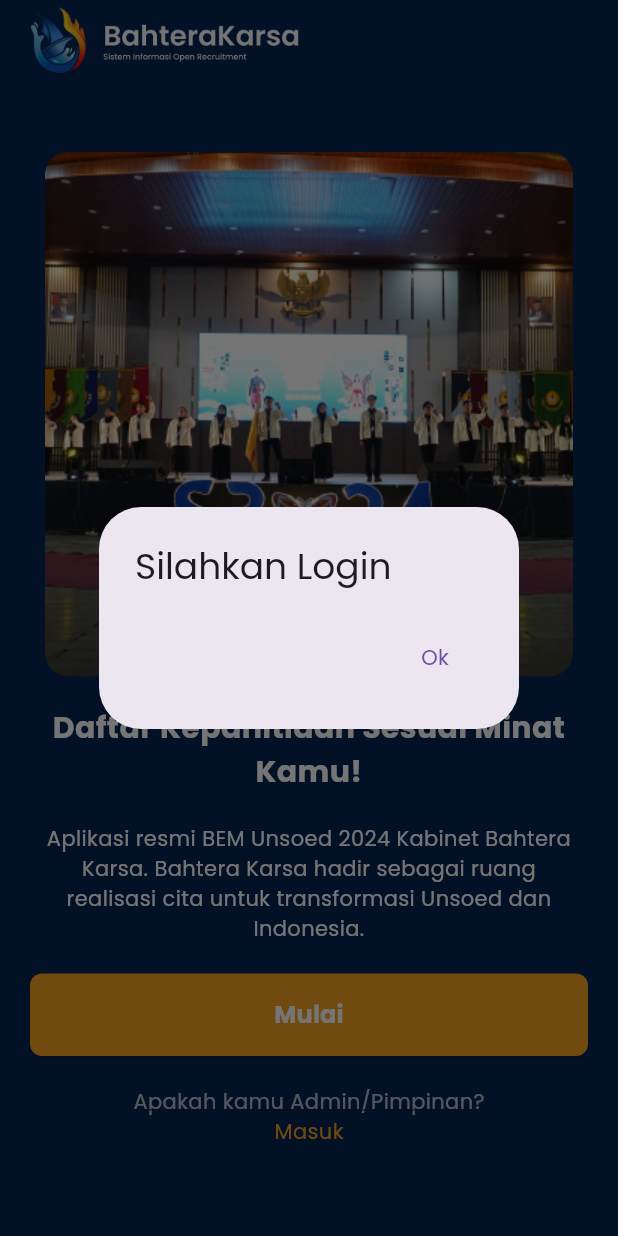
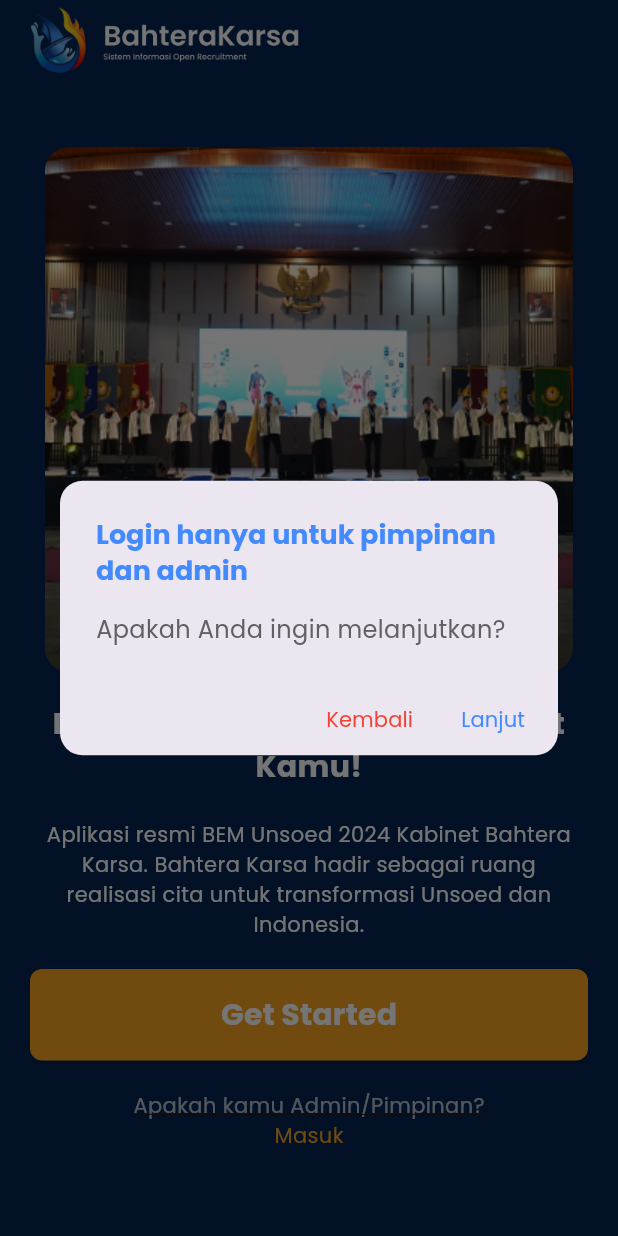
Before and after one commit to akzuha/sirek-mobile, a Flutter app: the screen it shows after launch, after a tap on "Masuk", on a phone screen of 412 x 824 dp. Run offline on Flutter 3.47's test engine with Material 3 defaults, Android fonts, the phone set to English and light mode, and no system bars; our stand-ins replace file_picker, shared_preferences.

Commit message:
login landing

```diff
--- a/lib/landing.dart
+++ b/lib/landing.dart
@@ -1,5 +1,5 @@
 import 'package:flutter/material.dart';
-import 'package:sirek/mhs/beranda.dart'; // Tambahkan import untuk halaman beranda
+import 'package:sirek/mhs/beranda.dart';
 import 'package:sirek/ui/login_page.dart';
 
 class Landing extends StatelessWidget {
@@ -10,10 +10,40 @@ class Landing extends StatelessWidget {
     context: context,
     builder: (BuildContext dialogContext) {
       return AlertDialog(
-          title: Text(pesan),
+        shape: RoundedRectangleBorder(
+          borderRadius: BorderRadius.circular(15.0),
+        ),
+        title: Text(
+          pesan,
+          style: const TextStyle(
+            fontWeight: FontWeight.bold,
+            fontSize: 18.0,
+            color: Colors.blueAccent,
+          ),
+        ),
+        content: Text(
+          "Apakah Anda ingin melanjutkan?",
+          style: TextStyle(
+            fontSize: 16.0,
+            color: Colors.grey[700],
+          ),
+        ),
+        actionsPadding: const EdgeInsets.symmetric(horizontal: 10.0),
         actions: [
           TextButton(
-              child: const Text('Ok'),
+            style: TextButton.styleFrom(
+              foregroundColor: Colors.red,
+            ),
+            child: const Text('Kembali'),
+            onPressed: () {
+              Navigator.pop(dialogContext);
+            },
+          ),
+          TextButton(
+            style: TextButton.styleFrom(
+              foregroundColor: Colors.blueAccent,
+            ),
+            child: const Text('Lanjut'),
             onPressed: () {
               Navigator.pop(dialogContext);
               Navigator.push(
@@ -92,7 +122,6 @@ class Landing extends StatelessWidget {
                       padding: const EdgeInsets.symmetric(vertical: 16),
                     ),
                     onPressed: () {
-                      // Navigasi ke halaman beranda
                       Navigator.push(
                         context,
                         MaterialPageRoute(
@@ -102,9 +131,9 @@ class Landing extends StatelessWidget {
                     },
                     child: const Center(
                       child: Text(
-                        'Mulai',
+                        'Get Started',
                         style: TextStyle(
-                          fontSize: 16,
+                          fontSize: 20,
                           fontWeight: FontWeight.bold,
                           color: Colors.white,
                         ),
@@ -130,7 +159,7 @@ class Landing extends StatelessWidget {
                   onTap: () {
                     _showDialog(
                       context,
-                      'Silahkan Login',
+                      'Login hanya untuk pimpinan dan admin',
                       const Loginpage(),
                     );
                   },
```
Also changed, not shown: lib/ui/login_page.dart (+19 -5 lines), lib/widgets/admin_nav.dart (deleted), 1 other file. Lines whose indentation alone changed are shown as unchanged.
